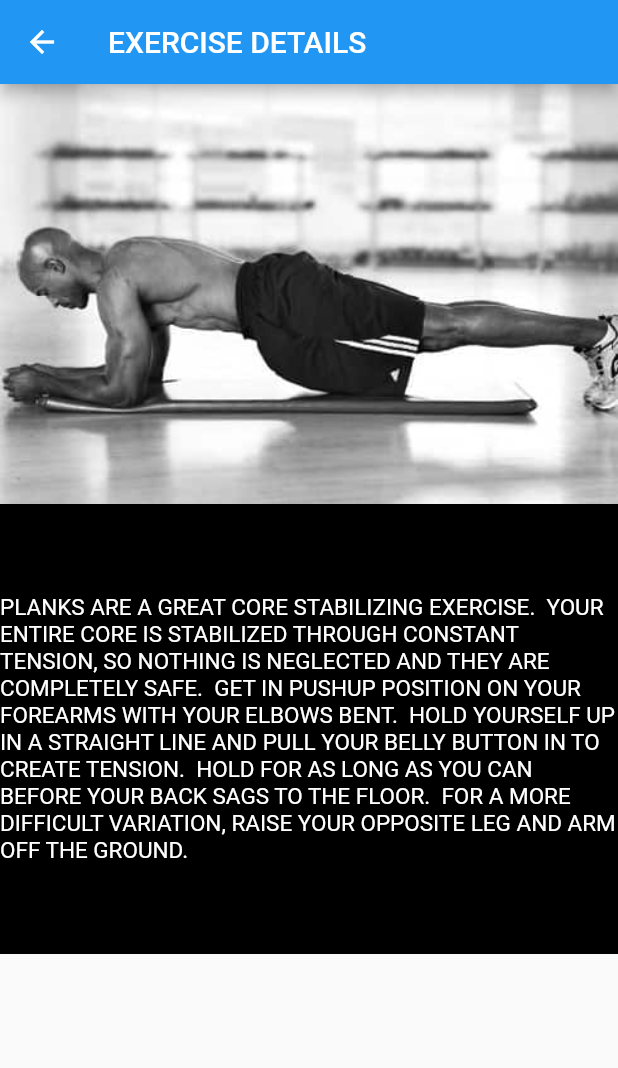
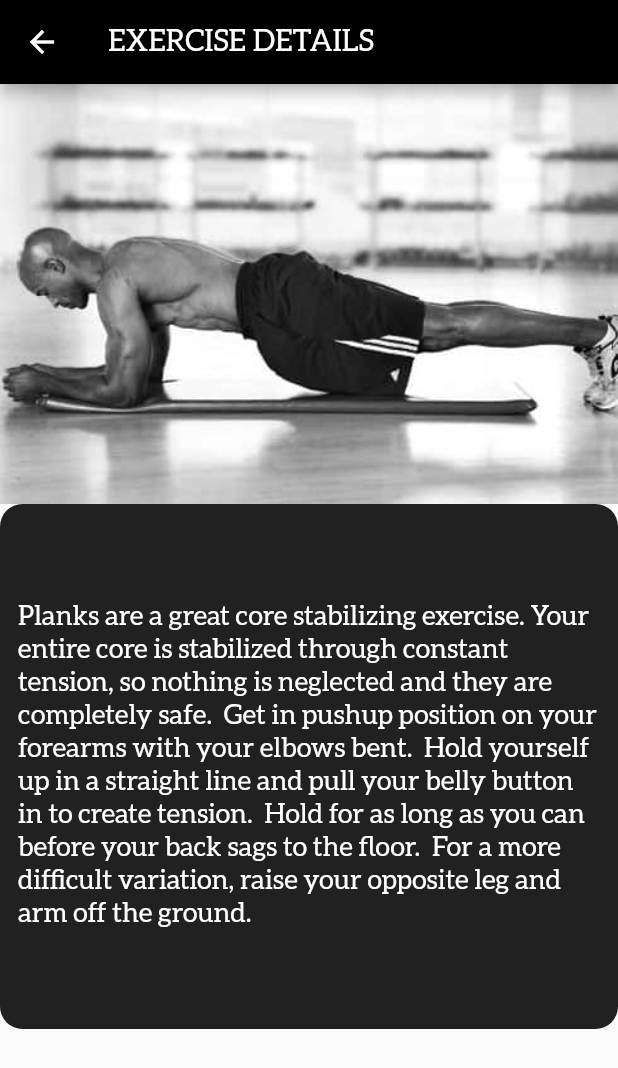
Before and after one commit to saipreethi14/flutterfitness22, a Flutter app: the ListofExercise screen opened directly, after a tap on "FRONT PLANKS", on a phone screen of 412 x 824 dp. Shown: the top 1068 px of the screen. Run offline on Flutter 3.47's test engine with Material 2 defaults, Android fonts, the light colour scheme and no system bars; our stand-ins replace chewie, cloud_firestore, firebase_auth, firebase_core, font_awesome_flutter, video_player; accounts and stored records are empty.

Commit message:
exercise page update

```diff
--- a/lib/Excercisedetailspage.dart
+++ b/lib/Excercisedetailspage.dart
@@ -1,48 +1,51 @@
-
 import 'package:flutter/cupertino.dart';
 import 'package:flutter/material.dart';
 
 class Exercisedetailspage extends StatelessWidget {
-
   final int index;
   final List<String> description = <String>[
-    'Planks are a great core stabilizing exercise.  Your entire core is stabilized through constant tension, so nothing is neglected and they are completely safe.  Get in pushup position on your forearms with your elbows bent.  Hold yourself up in a straight line and pull your belly button in to create tension.  Hold for as long as you can before your back sags to the floor.  For a more difficult variation, raise your opposite leg and arm off the ground.',
-    'The side plank is the same concept as the front plank except this time you’ll be extended on your side with only one elbow and forearm on the ground.    Your other hand can point straight up in the air or rest of your hips.  Raise your hips off the ground and keep tension in the core to form a straight line with your body.  Hold until failure.  A variation of the side plank can be moving your hips in a side to side motion (up and down off the ground) for repetitions instead of holding still.  Side planks are great for targeting the obliques.',
+    'Planks are a great core stabilizing exercise. Your entire core is stabilized through constant tension, so nothing is neglected and they are completely safe.  Get in pushup position on your forearms with your elbows bent.  Hold yourself up in a straight line and pull your belly button in to create tension.  Hold for as long as you can before your back sags to the floor.  For a more difficult variation, raise your opposite leg and arm off the ground.',
+    'The side plank is the same concept as the front plank except this time you’ll be extended on your side with only one elbow and forearm on the ground. Your other hand can point straight up in the air or rest of your hips.  Raise your hips off the ground and keep tension in the core to form a straight line with your body.  Hold until failure.  A variation of the side plank can be moving your hips in a side to side motion (up and down off the ground) for repetitions instead of holding still.  Side planks are great for targeting the obliques.',
     'For starters, get in a kneeling pushup position – like the plank but with your knees resting on the ground.  Hold the ab wheel between your hands and push it out in front of you going as far forward and as low to the ground as you are able while at the same time keeping your back straight and core tense.  Then, the hard part, is rolling the wheel back into the start position.  The only part of your body that should be on the ground are your knees and toes.  No more than 10 rollouts per set are needed with the ab roller.',
-    'Lay flat on your back with your arms extended out on the ground in a “T” shape for stability as needed.  Start with your legs 90º vertical in the air.  Keeping them together, let your legs fall to a side until they are just a few inches off the ground.  Make sure to keep your back and shoulders planted to the ground by only twisting at the waist.  Now lift your legs back to the starting position and repeat the movement to the other side.  These will absolutely obliterate your obliques.',
+    'Lay flat on your back with your arms extended out on the ground in a “T” shape for stability as needed.  Start with your legs 90º vertical in the air. Keeping them together, let your legs fall to a side until they are just a few inches off the ground.  Make sure to keep your back and shoulders planted to the ground by only twisting at the waist.  Now lift your legs back to the starting position and repeat the movement to the other side.  These will absolutely obliterate your obliques.',
     'There are many ways to change up lying leg raises to keep the routine from becoming too dull.  While holding your legs a foot above the ground, them over one another horizontally like they are a pair of scissors and keep crossing until failure.  Or cross them up and down vertically.  Or hold them together and move them in little circles.  Or perform the bicycle motion with your legs.  Endless possibilities.',
     'A variation of the leg raise but instead of laying down on the ground or on a bench, you instead hang by your hands on a pullup bar.  However, it can also be done on a set of parallel dip bars if only those are available.  Start in the hanging pullup position on a pullup bar and lift your knees up toward the ceiling until they are at waist level.  Don’t forget to contract your abdominal muscles to aid you.  Then lower to the starting position and repeat.  For a more difficult version of this workout, extend your legs and bring the feet up rather than just your bent knees. ',
     'It’s rumored that Russian shot putters created this exercise to strengthen their rotational throwing motions.  The Russian twist can be performed on the ground in a situp position with the legs hovering above the ground and a medicine ball between your hands.  However, we’re going to avoid this method because of the high likelihood that the back is going to round quickly as it fatigues and instead of using the obliques to twist the waist, the lower back will come into play.  A more safe variant of the seated Russian twist is performed standing with an Olympic barbell, but a medicine ball may be used as well in the standing version.',
-    'Similar in motion to standing Russian twists, this movement can be performed with a cable machine or medicine ball.  Stand next to a cable machine with your side.  You can start from the low position or the high position.  Grab your preferred handles for the cable machine (ie. rope or D-handles).  Keeping your arms as straight as possible and your hips facing forward, pull the cable across to the opposite side of your body while rotating your torso and slightly pivoting your hips in the direction of the turn.  Now bring the arms back across your body back to the starting position and repeat for a few reps.  Switch and do the the same thing on the other side of your body.'
+    'Similar in motion to standing Russian twists, this movement can be performed with a cable machine or medicine ball.  Stand next to a cable machine with your side. You can start from the low position or the high position.  Grab your preferred handles for the cable machine (ie. rope or D-handles).  Keeping your arms as straight as possible and your hips facing forward, pull the cable across to the opposite side of your body while rotating your torso and slightly pivoting your hips in the direction of the turn.  Now bring the arms back across your body back to the starting position and repeat for a few reps.  Switch and do the the same thing on the other side of your body.'
   ];
 
-  Exercisedetailspage( this.index);
+  Exercisedetailspage(this.index);
+
   @override
   Widget build(BuildContext context) {
     return Scaffold(
       appBar: AppBar(
-        title: Text('EXERCISE DETAILS'),
+        title: Text(
+          'EXERCISE DETAILS',
+          style: TextStyle(fontFamily: 'Aleo'),
+        ),
+        backgroundColor: Colors.black,
       ),
       body: Column(
         children: <Widget>[
-
           Image.asset('images/L$index.jpg'),
           Container(
+            padding: EdgeInsets.all(12),
             width: 500,
-            height: 300,
-            color: Colors.black,
-
+            height: 350,
+            decoration: BoxDecoration(
+              color: Colors.black87,
+              borderRadius: BorderRadius.circular(15),
+            ),
             child: Align(
               alignment: Alignment.center,
               child: Text(
-                description[index].toUpperCase(),
+                description[index],
                 style: TextStyle(
-                    color: Colors.white,
-                    fontSize: 15
-                ),
+                    color: Colors.white, fontSize: 18, fontFamily: 'Aleo'),
               ),
             ),
-          )
+          ),
         ],
       ),
     );
--- a/lib/ImageContent.dart
+++ b/lib/ImageContent.dart
@@ -1,8 +1,6 @@
 import 'package:flutter/material.dart';
 
-
 class ImageContent extends StatelessWidget {
-
   ImageContent({required this.img1, required this.label});
 
   final Image img1;
@@ -17,8 +15,11 @@ class ImageContent extends StatelessWidget {
         SizedBox(
           height: 15.0,
         ),
-
-        Text(label,style:TextStyle(fontWeight: FontWeight.bold,color: Colors.black)),
+        Text(label,
+            style: TextStyle(
+                fontFamily: 'Aleo',
+                fontWeight: FontWeight.bold,
+                color: Colors.black)),
       ],
     );
   }
--- a/lib/ListofExercise.dart
+++ b/lib/ListofExercise.dart
@@ -8,16 +8,47 @@ class ListofExercise extends StatefulWidget {
   _ListofExerciseState createState() => _ListofExerciseState();
 }
 
-class _ListofExerciseState extends State<ListofExercise> {
+class _ListofExerciseState extends State<ListofExercise>
+    with TickerProviderStateMixin {
+  late AnimationController animationController;
+  bool isPlaying = false;
+
+  @override
+  void initState() {
+    super.initState();
+    animationController =
+        AnimationController(vsync: this, duration: Duration(milliseconds: 350));
+  }
+
+  void _handleOnPressed() {
+    setState(() {
+      isPlaying = !isPlaying;
+      isPlaying ? animationController.forward() : animationController.reverse();
+    });
+  }
+
   @override
   Widget build(BuildContext context) {
     return Scaffold(
+      backgroundColor: Colors.grey,
       appBar: AppBar(
         leading: IconButton(
-          onPressed: () {},
-          icon: Icon(Icons.fitness_center),
+          iconSize: 25,
+          splashColor: Colors.white70,
+          icon: AnimatedIcon(
+            icon: AnimatedIcons.menu_home,
+            progress: animationController,
+          ),
+          onPressed: () => _handleOnPressed(),
         ),
-        title: Text('GET SET GO'),
+        // leading: IconButton(
+        //   onPressed: () {},
+        //   icon: Icon(Icons.fitness_center),
+        // ),
+        title: Text(
+          'GET SET GO',
+          style: TextStyle(fontFamily: 'Aleo'),
+        ),
         actions: [
           IconButton(
             onPressed: () {},
@@ -31,7 +62,7 @@ class _ListofExerciseState extends State<ListofExercise> {
   }
 }
 
-ListView _buildListView(BuildContext context){
+ListView _buildListView(BuildContext context) {
   final List<String> alphabets = <String>[
     'Front Planks',
     'Side Planks',
@@ -44,14 +75,17 @@ ListView _buildListView(BuildContext context){
 
   return ListView.builder(
       itemCount: alphabets.length,
-      itemBuilder: (_,index){
+      itemBuilder: (_, index) {
         return ResusableCard(
           onPress: () {
-            Navigator.push(context, MaterialPageRoute(builder: (Context) => Exercisedetailspage(index)));
+            Navigator.push(
+                context,
+                MaterialPageRoute(
+                    builder: (Context) => Exercisedetailspage(index)));
           },
           cardChild: ImageContent(
-            img1: Image.asset('images/L$index.jpg',height: 100,
-                fit:BoxFit.fill),
+            img1: Image.asset('images/L$index.jpg',
+                height: 100, fit: BoxFit.fill),
             label: alphabets[index].toUpperCase(),
           ),
           theColor: Colors.white,
@@ -63,6 +97,5 @@ ListView _buildListView(BuildContext context){
         //     subtitle: Text('the subtitle',style:TextStyle(fontWeight: FontWeight.bold,color: Colors.black),),
         //           ),
         // );
-      }
-  );
+      });
 }
--- a/lib/main.dart
+++ b/lib/main.dart
@@ -1,12 +1,16 @@
 //@dart = 2.8
+import 'package:ff/CoachData.dart';
 import 'package:ff/Coachsetter.dart';
 import 'package:ff/HomePage.dart';
 import 'package:ff/ListofExercise.dart';
 import 'package:ff/SignInPage.dart';
+import 'package:ff/bmi.dart';
+import 'package:ff/videoPage.dart';
 import 'package:firebase_auth/firebase_auth.dart';
 import 'package:firebase_core/firebase_core.dart';
 import 'package:flutter/material.dart';
 import 'package:provider/provider.dart';
+import 'Coach.dart';
 import 'PlusMinus.dart';
 import 'auth_service.dart';
 
@@ -41,15 +45,14 @@ class MyApp extends StatelessWidget {
   }
 }
 
-class AuthWrapper extends StatelessWidget{
+class AuthWrapper extends StatelessWidget {
   @override
   Widget build(BuildContext context) {
     final user = context.watch<User>();
 
-    if(user != null){
+    if (user != null) {
       return Homepage();
     }
-    return SignInPage();
+    return ListofExercise();
   }
-
 }
--- a/lib/videoPage.dart
+++ b/lib/videoPage.dart
@@ -9,6 +9,7 @@ class videoPage extends StatelessWidget {
     return Scaffold(
       backgroundColor: Colors.blueGrey[100],
       appBar: AppBar(
+        backgroundColor: Colors.black87,
         automaticallyImplyLeading: false,
         title: Text('Exercise video player'),
         centerTitle: true,
@@ -17,36 +18,31 @@ class videoPage extends StatelessWidget {
         children: <Widget>[
           VideoItems(
             videoPlayerController: VideoPlayerController.network(
-                'https://thumbs.dreamstime.com/videothumb_large12766/127668320.mp4'
-            ),
+                'https://thumbs.dreamstime.com/videothumb_large12766/127668320.mp4'),
             looping: false,
             autoplay: true,
           ),
           VideoItems(
             videoPlayerController: VideoPlayerController.network(
-                'https://thumbs.dreamstime.com/videothumb_large12720/127202515.mp4'
-            ),
+                'https://thumbs.dreamstime.com/videothumb_large12720/127202515.mp4'),
             looping: false,
             autoplay: true,
           ),
           VideoItems(
             videoPlayerController: VideoPlayerController.network(
-                'https://thumbs.dreamstime.com/videothumb_large12766/127668320.mp4'
-            ),
+                'https://thumbs.dreamstime.com/videothumb_large12766/127668320.mp4'),
             looping: false,
             autoplay: true,
           ),
           VideoItems(
             videoPlayerController: VideoPlayerController.network(
-                'https://thumbs.dreamstime.com/videothumb_large12720/127200181.mp4'
-            ),
+                'https://thumbs.dreamstime.com/videothumb_large12720/127200181.mp4'),
             looping: false,
             autoplay: true,
           ),
           VideoItems(
             videoPlayerController: VideoPlayerController.network(
-                'https://thumbs.dreamstime.com/videothumb_large12720/127201753.mp4'
-            ),
+                'https://thumbs.dreamstime.com/videothumb_large12720/127201753.mp4'),
             looping: true,
             autoplay: true,
           ),
--- a/pubspec.yaml
+++ b/pubspec.yaml
@@ -85,6 +85,12 @@ flutter:
     - family: MonteCarlo
       fonts:
         - asset: fonts/MonteCarlo-Regular.ttf
+        - asset: fonts/c4mv1nF8G8_s8ArD0D1ogoY.ttf
+
+    - family: Aleo
+      fonts:
+       - asset: fonts/c4mv1nF8G8_s8ArD0D1ogoY.ttf
+
 
   # fonts:
   #   - family: Schyler
```
Also changed, not shown: fonts/c4mv1nF8G8_s8ArD0D1ogoY.ttf (added).
